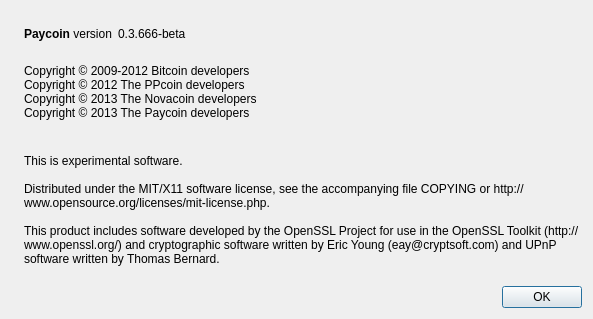
First picture: the form in src/qt/forms/aboutdialog.ui, repository gorgorom/paycoin, before the edit.
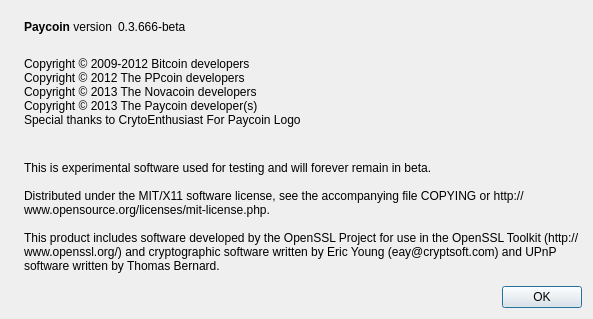
Second picture: the form after the edit. Icons and pictures are not drawn.

Patch:
```diff
--- a/src/qt/forms/aboutdialog.ui
+++ b/src/qt/forms/aboutdialog.ui
@@ -95,7 +95,8 @@
 Copyright © 2009-2012 Bitcoin developers
 Copyright © 2012 The PPcoin developers
 Copyright © 2013 The Novacoin developers
-Copyright © 2013 The Paycoin developers
+Copyright © 2013 The Paycoin developer(s)
+Special thanks to CrytoEnthusiast For Paycoin Logo
 	</string>
        </property>
        <property name="textInteractionFlags">
@@ -110,7 +111,7 @@
        </property>
        <property name="text">
         <string>
-This is experimental software.
+This is experimental software used for testing and will forever remain in beta.
 
 Distributed under the MIT/X11 software license, see the accompanying file COPYING or http://www.opensource.org/licenses/mit-license.php.
 
```
